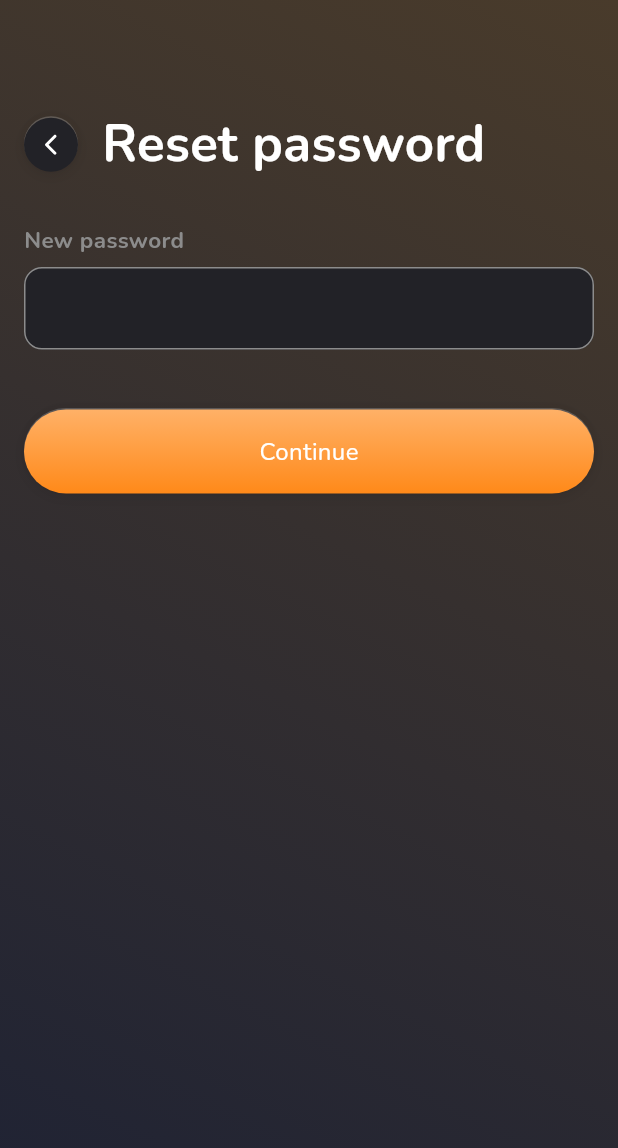
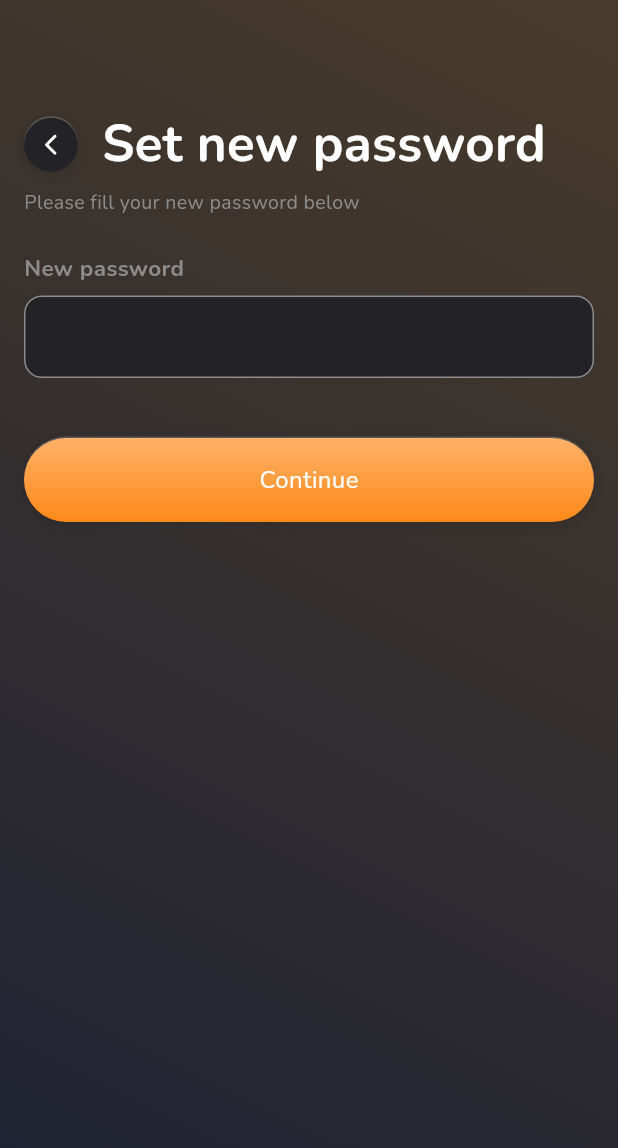
Before and after one commit to GetGoal/GetGoal-mobile, a Flutter app: the NewPasswordPage screen opened by its route, on a phone screen of 412 x 824 dp. Shown: the top 1148 px of the screen. Run offline on Flutter 3.47's test engine with Material 3 defaults, Android fonts, the light colour scheme and no system bars; our stand-ins replace bloc, cached_network_image, dio, dotted_border, firebase_core, firebase_storage and 15 more; missing offline and left inert: firebase_app_check; accounts and stored records are empty; generated files the repository leaves out were written again.

Commit message:
Add page description

```diff
--- a/lib/src/features/auth/presentation/screens/new_password/new_password_page.dart
+++ b/lib/src/features/auth/presentation/screens/new_password/new_password_page.dart
@@ -31,7 +31,8 @@ class _NewPasswordPageState extends State<NewPasswordPage>
   @override
   Widget build(BuildContext context) {
     return GetGoalScaffold(
-      appbarTitle: context.t.forget_password.page_title,
+      appbarTitle: context.t.new_password.page_title,
+      pageDescription: 'Please fill your new password below',
       isGredientBackground: true,
       body: Form(
         key: _formKey,
```
